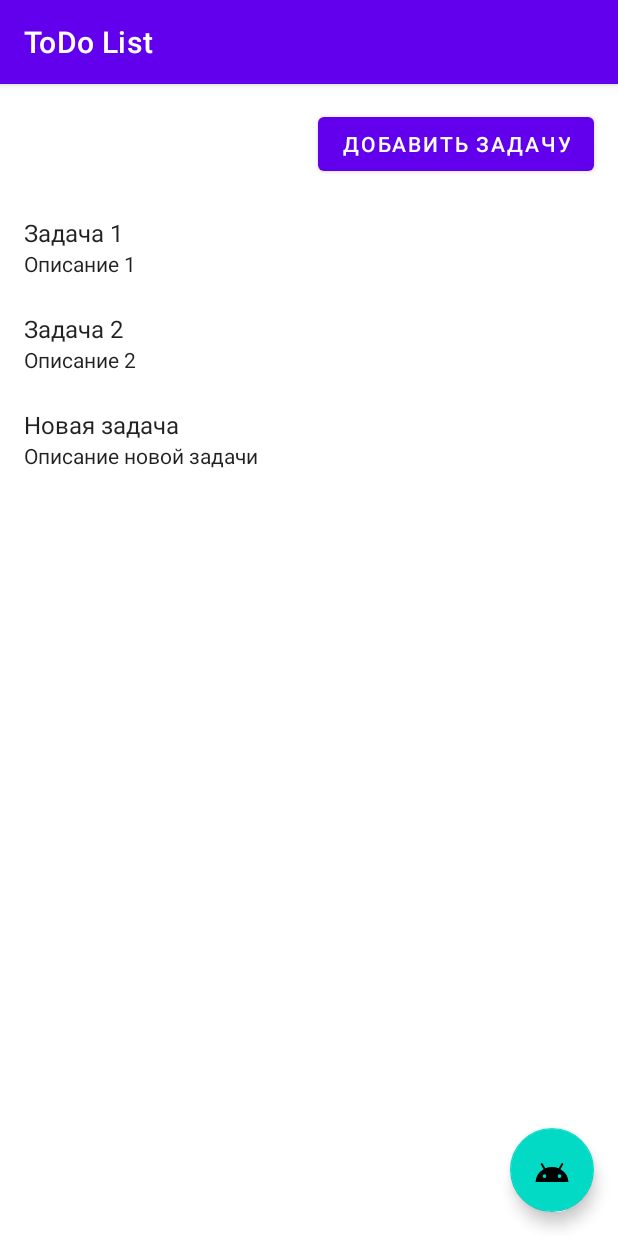
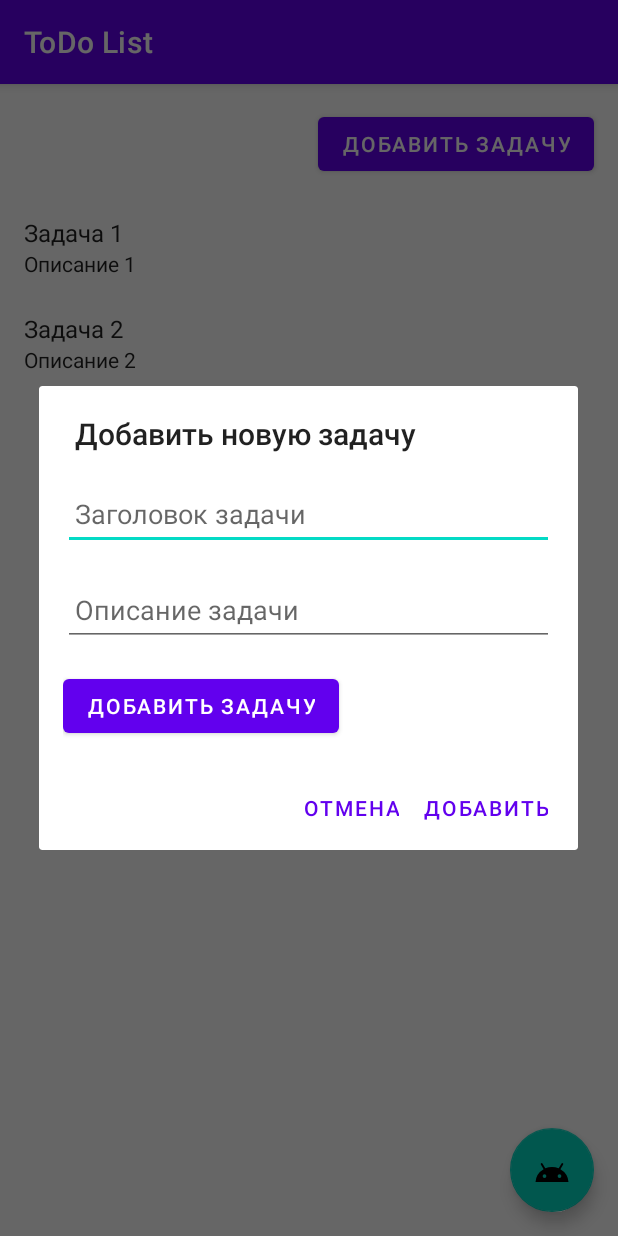
Before and after one commit to 96igor/AndroidAppToDoList, an Android app: the screen it shows after launch (MainActivity), after a tap on an icon or button, on a phone screen of 412 x 824 dp. Run offline under Robolectric (Android 15) with nearby library versions, the phone set to English and light mode, and no system bars.

Commit message:
add_task_dialog

```diff
--- /dev/null
+++ b/app/src/main/java/com/todolist/notations/appandroidtodo/todolistandroid/freeqrapp/AddTaskDialog.java
@@ -0,0 +1,60 @@
+package com.todolist.notations.appandroidtodo.todolistandroid.freeqrapp;
+
+import android.app.Dialog;
+import android.content.DialogInterface;
+import android.os.Bundle;
+import android.text.InputType;
+import android.view.LayoutInflater;
+import android.view.View;
+import android.widget.EditText;
+
+import androidx.appcompat.app.AlertDialog;
+import androidx.fragment.app.DialogFragment;
+
+public class AddTaskDialog extends DialogFragment {
+
+    private EditText titleInput;
+    private EditText descriptionInput;
+    private TaskDialogListener listener;
+
+    public interface TaskDialogListener {
+        void onTaskCreated(Task task);
+    }
+
+    @Override
+    public void onCreate(Bundle savedInstanceState) {
+        super.onCreate(savedInstanceState);
+        listener = (TaskDialogListener) getActivity();
+    }
+
+    @Override
+    public Dialog onCreateDialog(Bundle savedInstanceState) {
+        AlertDialog.Builder builder = new AlertDialog.Builder(getActivity());
+        LayoutInflater inflater = requireActivity().getLayoutInflater();
+
+        View dialogView = inflater.inflate(R.layout.dialog_add_task, null);
+        titleInput = dialogView.findViewById(R.id.edit_task_title);
+        descriptionInput = dialogView.findViewById(R.id.edit_task_description);
+        titleInput.setInputType(InputType.TYPE_CLASS_TEXT);
+        descriptionInput.setInputType(InputType.TYPE_CLASS_TEXT);
+
+        builder.setView(dialogView)
+                .setTitle("Добавить новую задачу")
+                .setPositiveButton("Добавить", new DialogInterface.OnClickListener() {
+                    @Override
+                    public void onClick(DialogInterface dialog, int id) {
+                        String title = titleInput.getText().toString();
+                        String description = descriptionInput.getText().toString();
+                        Task newTask = new Task(title, description);
+                        listener.onTaskCreated(newTask);
+                    }
+                })
+                .setNegativeButton("Отмена", new DialogInterface.OnClickListener() {
+                    @Override
+                    public void onClick(DialogInterface dialog, int id) {
+                        AddTaskDialog.this.getDialog().cancel();
+                    }
+                });
+        return builder.create();
+    }
+}
--- a/app/src/main/java/com/todolist/notations/appandroidtodo/todolistandroid/freeqrapp/MainActivity.java
+++ b/app/src/main/java/com/todolist/notations/appandroidtodo/todolistandroid/freeqrapp/MainActivity.java
@@ -13,7 +13,7 @@ import com.google.android.material.floatingactionbutton.FloatingActionButton;
 import java.util.ArrayList;
 import java.util.List;
 
-public class MainActivity extends AppCompatActivity {
+public class MainActivity extends AppCompatActivity implements AddTaskDialog.TaskDialogListener {
 
     private RecyclerView recyclerView;
     private TaskAdapter taskAdapter;
@@ -43,17 +43,17 @@ public class MainActivity extends AppCompatActivity {
         fabAddTask.setOnClickListener(new View.OnClickListener() {
             @Override
             public void onClick(View view) {
-                // Здесь мы можем добавить логику для диалога добавления задачи
-                addNewTask("Новая задача", "Описание новой задачи");
-                Toast.makeText(MainActivity.this, "Задача добавлена", Toast.LENGTH_SHORT).show();
+                // Открытие диалога добавления задачи
+                AddTaskDialog dialog = new AddTaskDialog();
+                dialog.show(getSupportFragmentManager(), "AddTaskDialog");
             }
         });
     }
 
-    // Метод для добавления новой задачи
-    private void addNewTask(String title, String description) {
-        Task newTask = new Task(title, description);
-        taskList.add(newTask);
+    @Override
+    public void onTaskCreated(Task task) {
+        taskList.add(task);
         taskAdapter.notifyItemInserted(taskList.size() - 1);
+        Toast.makeText(this, "Задача добавлена", Toast.LENGTH_SHORT).show();
     }
 }
--- /dev/null
+++ b/app/src/main/res/layout/dialog_add_task.xml
@@ -0,0 +1,31 @@
+<?xml version="1.0" encoding="utf-8"?>
+<LinearLayout xmlns:android="http://schemas.android.com/apk/res/android"
+    android:layout_width="match_parent"
+    android:layout_height="wrap_content"
+    android:padding="16dp"
+    android:orientation="vertical">
+
+    <EditText
+        android:id="@+id/edit_task_title"
+        android:layout_width="match_parent"
+        android:layout_height="wrap_content"
+        android:hint="Заголовок задачи"
+        android:padding="8dp"
+        android:layout_marginBottom="16dp"
+        android:minHeight="48dp" />
+
+    <EditText
+        android:id="@+id/edit_task_description"
+        android:layout_width="match_parent"
+        android:layout_height="wrap_content"
+        android:hint="Описание задачи"
+        android:padding="8dp"
+        android:layout_marginBottom="16dp"
+        android:minHeight="48dp" />
+
+    <Button
+        android:id="@+id/button_add_task"
+        android:layout_width="wrap_content"
+        android:layout_height="wrap_content"
+        android:text="Добавить задачу" />
+</LinearLayout>
```
